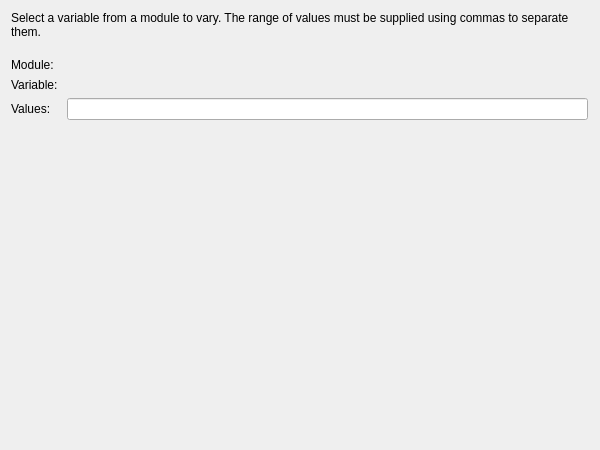
Before: the Qt Designer form designer/shared/unitsensitivity.ui in DTOcean/dtocean-app, drawn with Qt 5.
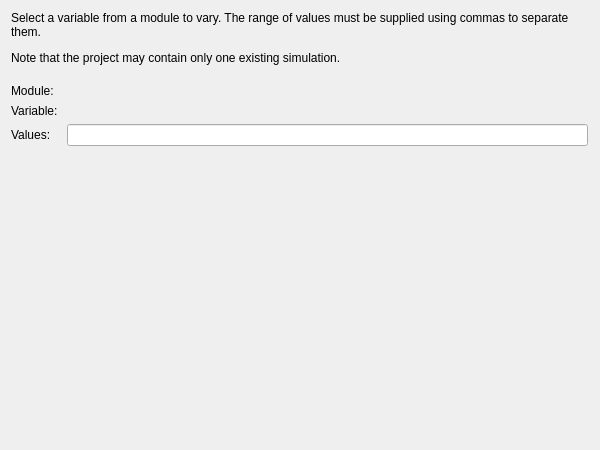
After: the same form once the commit is applied.

Commit message: Add note about single sim required for senstivity strategies

```diff
--- a/designer/shared/unitsensitivity.ui
+++ b/designer/shared/unitsensitivity.ui
@@ -38,7 +38,7 @@
       <item>
        <widget class="QLabel" name="label_2">
         <property name="text">
-         <string>Select a variable from a module to vary. The range of values must be supplied using commas to separate them.</string>
+         <string>&lt;html&gt;&lt;head/&gt;&lt;body&gt;&lt;p&gt;Select a variable from a module to vary. The range of values must be supplied using commas to separate them.&lt;/p&gt;&lt;p&gt;Note that the project may contain only one existing simulation.&lt;/p&gt;&lt;/body&gt;&lt;/html&gt;</string>
         </property>
         <property name="wordWrap">
          <bool>true</bool>
```
The commit also changes 1 other file.
